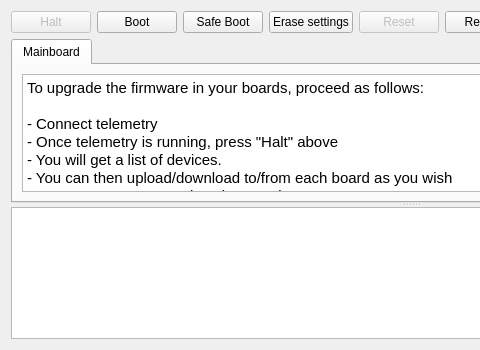
The window that ground/openpilotgcs/src/plugins/uploader/uploader.ui (openpilot/OpenPilot) describes before a commit, drawn with Qt 5; both pictures show x 0 to 480 and y 0 to 350 of the 822 by 350 pixel window.
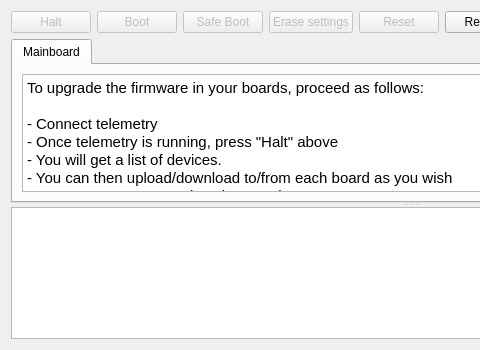
The same window after the commit. Icons and pictures are not drawn.

Commit message:
OP-874 Enable the Erase Setting button only with BL ver >=4. Describe this this on the tooltip.
+review OPReview-421

Diff of the .ui file:
```diff
--- a/ground/openpilotgcs/src/plugins/uploader/uploader.ui
+++ b/ground/openpilotgcs/src/plugins/uploader/uploader.ui
@@ -35,7 +35,7 @@
      <item>
       <widget class="QPushButton" name="bootButton">
        <property name="enabled">
-        <bool>true</bool>
+        <bool>false</bool>
        </property>
        <property name="toolTip">
         <string>Boots the system.
@@ -53,7 +53,7 @@
      <item>
       <widget class="QPushButton" name="safeBootButton">
        <property name="enabled">
-        <bool>true</bool>
+        <bool>false</bool>
        </property>
        <property name="toolTip">
         <string>Boots the system into safe mode (ie. default HwSettings).
@@ -71,7 +71,7 @@
      <item>
       <widget class="QPushButton" name="eraseBootButton">
        <property name="enabled">
-        <bool>true</bool>
+        <bool>false</bool>
        </property>
        <property name="toolTip">
         <string>Reboot the board and clear its settings memory.
```
Left out of the diff: 7 changed lines with no effect on the pictures. The commit also changes 1 other file.
